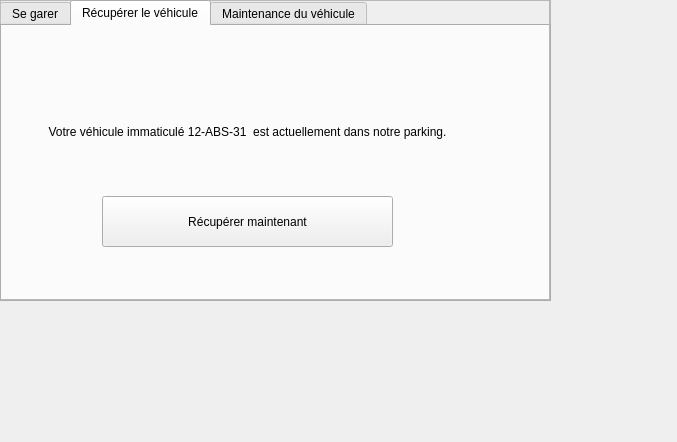
The window that UI/consumer_subscriver.ui (matthieupenchenat81/DreamPark) describes before a commit, drawn with Qt 5.
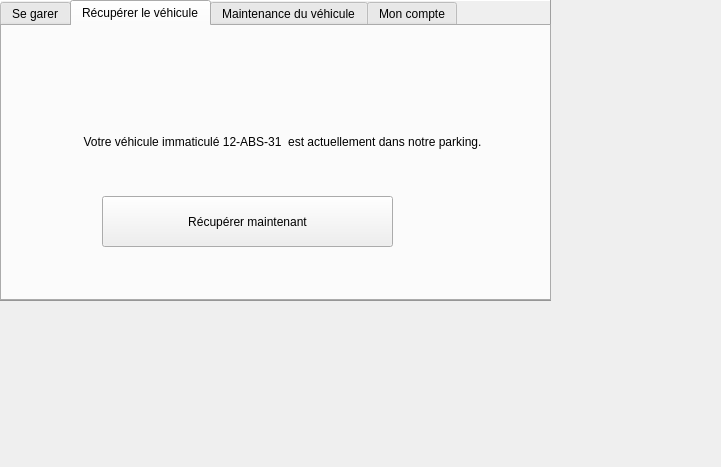
The same window after the commit. The open tabs and pages were chosen to show the change.

Commit message:
Merge branch 'master' of https://github.com/matthieupenchenat81/DreamPark
Conflicts:
	Developpement/DreamPark/.idea/workspace.xml

What changed in the file:
```diff
--- a/UI/consumer_subscriver.ui
+++ b/UI/consumer_subscriver.ui
@@ -6,8 +6,8 @@
    <rect>
     <x>0</x>
     <y>0</y>
-    <width>677</width>
-    <height>442</height>
+    <width>721</width>
+    <height>467</height>
    </rect>
   </property>
   <property name="windowTitle">
@@ -26,11 +26,14 @@
       <height>301</height>
      </rect>
     </property>
+    <property name="accessibleDescription">
+     <string/>
+    </property>
     <property name="autoFillBackground">
-     <bool>false</bool>
+     <bool>true</bool>
     </property>
     <property name="frameShape">
-     <enum>QFrame::StyledPanel</enum>
+     <enum>QFrame::Panel</enum>
     </property>
     <property name="frameShadow">
      <enum>QFrame::Raised</enum>
@@ -47,8 +50,11 @@
        <height>301</height>
       </rect>
      </property>
+     <property name="toolTip">
+      <string>&lt;html&gt;&lt;head/&gt;&lt;body&gt;&lt;p&gt;&lt;br/&gt;&lt;/p&gt;&lt;/body&gt;&lt;/html&gt;</string>
+     </property>
      <property name="currentIndex">
-      <number>0</number>
+      <number>1</number>
      </property>
      <widget class="QWidget" name="tab">
       <property name="enabled">
@@ -63,7 +69,7 @@
          <x>100</x>
          <y>60</y>
          <width>191</width>
-         <height>88</height>
+         <height>104</height>
         </rect>
        </property>
        <layout class="QGridLayout" name="gridLayout">
@@ -142,7 +148,7 @@
         <rect>
          <x>40</x>
          <y>40</y>
-         <width>221</width>
+         <width>301</width>
          <height>16</height>
         </rect>
        </property>
@@ -212,8 +218,8 @@
         <rect>
          <x>30</x>
          <y>80</y>
-         <width>431</width>
-         <height>51</height>
+         <width>501</width>
+         <height>71</height>
         </rect>
        </property>
        <property name="text">
@@ -229,6 +235,11 @@
        <string>Maintenance du véhicule</string>
       </attribute>
      </widget>
+     <widget class="QWidget" name="tab_settings">
+      <attribute name="title">
+       <string>Mon compte</string>
+      </attribute>
+     </widget>
     </widget>
    </widget>
    <widget class="QFrame" name="frame_2">
@@ -240,6 +251,9 @@
       <height>301</height>
      </rect>
     </property>
+    <property name="autoFillBackground">
+     <bool>true</bool>
+    </property>
     <property name="frameShape">
      <enum>QFrame::StyledPanel</enum>
     </property>
@@ -247,6 +261,8 @@
      <enum>QFrame::Raised</enum>
     </property>
    </widget>
+   <zorder>frame_2</zorder>
+   <zorder>frame</zorder>
   </widget>
  </widget>
  <resources/>
```
